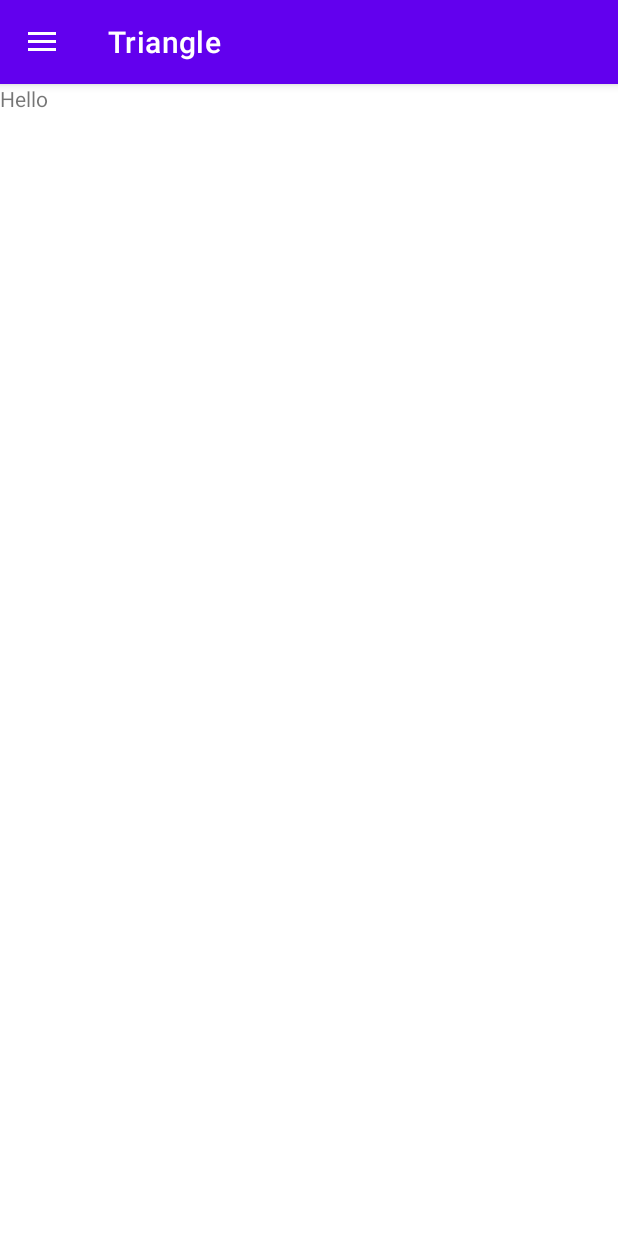
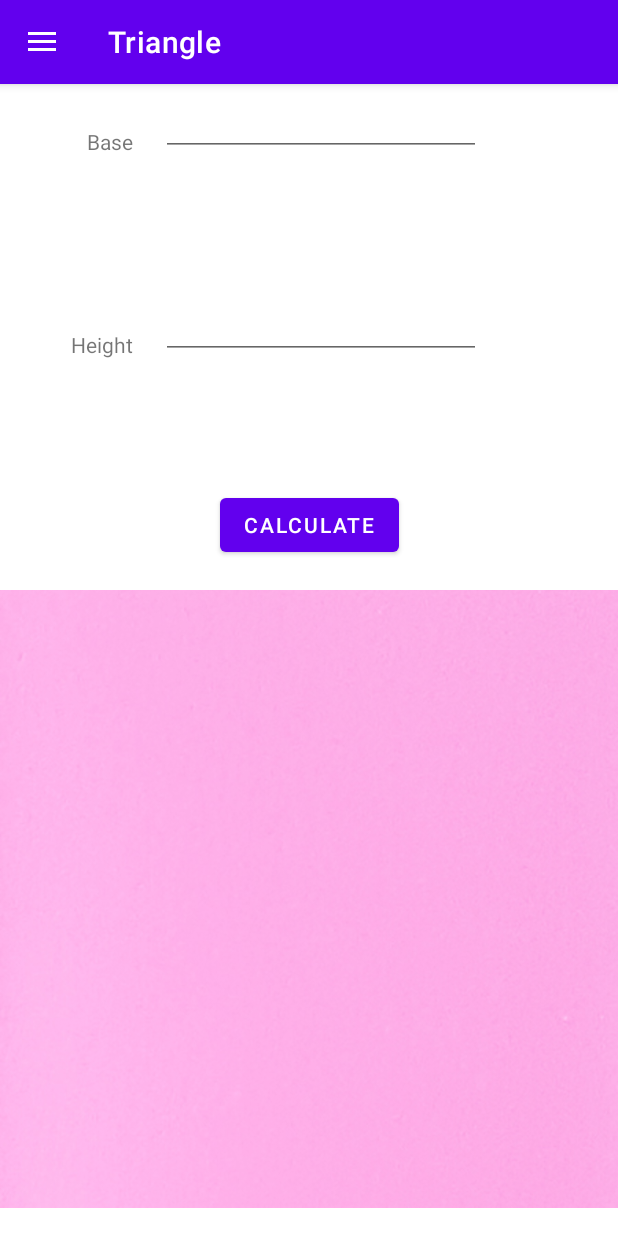
Before and after one commit to madnesso/ProjectMob, an Android app: the nav_triangle screen opened through its navigation route, on a phone screen of 412 x 824 dp. Run offline under Robolectric (Android 15) with nearby library versions, the phone set to English and light mode, and no system bars; our stand-ins replace navigation-ui.

Commit message:
Implementing Triangle

```diff
--- a/app/src/main/java/com/example/projectmob/ui/triangle/NavTriangleViewModel.java
+++ b/app/src/main/java/com/example/projectmob/ui/triangle/NavTriangleViewModel.java
@@ -3,5 +3,10 @@
 import androidx.lifecycle.ViewModel;
 
 public class NavTriangleViewModel extends ViewModel {
-    // TODO: Implement the ViewModel
+    public String calculate(String x,String y){
+        Double xd = Double.valueOf(x);
+        Double yd = Double.valueOf(y);
+        Double result = xd*yd*0.5;
+        return String.valueOf(result);
+    }
 }
--- a/app/src/main/java/com/example/projectmob/ui/triangle/nav_triangle.java
+++ b/app/src/main/java/com/example/projectmob/ui/triangle/nav_triangle.java
@@ -11,28 +11,44 @@
 import android.view.LayoutInflater;
 import android.view.View;
 import android.view.ViewGroup;
+import android.widget.Button;
+import android.widget.TextView;
 
 import com.example.projectmob.R;
+import com.example.projectmob.databinding.NavRectangleBinding;
+import com.example.projectmob.databinding.NavTriangleFragmentBinding;
+import com.example.projectmob.ui.rectangle.NavRectangleViewModel;
 
 public class nav_triangle extends Fragment {
 
-    private NavTriangleViewModel mViewModel;
+    private NavTriangleViewModel navTriangleViewModel;
+    private NavTriangleFragmentBinding binding;
+    public View onCreateView(@NonNull LayoutInflater inflater,
+                             ViewGroup container, Bundle savedInstanceState) {
+        navTriangleViewModel =
+                new ViewModelProvider(this).get(NavTriangleViewModel.class);
 
-    public static nav_triangle newInstance() {
-        return new nav_triangle();
+        binding = NavTriangleFragmentBinding.inflate(inflater, container, false);
+        View root = binding.getRoot();
+
+        final Button button = binding.button;
+        final TextView a = binding.basetxt;
+        final TextView b = binding.heighttxt;
+        final TextView result = binding.result;
+        button.setOnClickListener(new View.OnClickListener() {
+            @Override
+            public void onClick(View v) {
+                final String astr = a.getText().toString();
+                final String bstr = b.getText().toString();
+                result.setText(navTriangleViewModel.calculate(astr, bstr));
+            }
+        });
+        return root;
     }
 
     @Override
-    public View onCreateView(@NonNull LayoutInflater inflater, @Nullable ViewGroup container,
-                             @Nullable Bundle savedInstanceState) {
-        return inflater.inflate(R.layout.nav_triangle_fragment, container, false);
+    public void onDestroyView() {
+        super.onDestroyView();
+        binding = null;
     }
-
-    @Override
-    public void onActivityCreated(@Nullable Bundle savedInstanceState) {
-        super.onActivityCreated(savedInstanceState);
-        mViewModel = new ViewModelProvider(this).get(NavTriangleViewModel.class);
-        // TODO: Use the ViewModel
-    }
-
 }
--- a/app/src/main/res/layout/nav_triangle_fragment.xml
+++ b/app/src/main/res/layout/nav_triangle_fragment.xml
@@ -1,13 +1,87 @@
 <?xml version="1.0" encoding="utf-8"?>
-<FrameLayout xmlns:android="http://schemas.android.com/apk/res/android"
+<androidx.constraintlayout.widget.ConstraintLayout xmlns:android="http://schemas.android.com/apk/res/android"
     xmlns:tools="http://schemas.android.com/tools"
     android:layout_width="match_parent"
     android:layout_height="match_parent"
+    xmlns:app="http://schemas.android.com/apk/res-auto"
     tools:context=".ui.triangle.nav_triangle">
 
+    <EditText
+        android:id="@+id/basetxt"
+        android:layout_width="wrap_content"
+        android:layout_height="wrap_content"
+        android:ems="10"
+        android:inputType="textPersonName"
+        android:minHeight="48dp"
+        app:layout_constraintEnd_toEndOf="parent"
+        app:layout_constraintHorizontal_bias="0.172"
+        app:layout_constraintStart_toEndOf="@+id/longr"
+        app:layout_constraintTop_toTopOf="parent"
+        tools:ignore="SpeakableTextPresentCheck" />
+
     <TextView
-        android:layout_width="match_parent"
-        android:layout_height="match_parent"
-        android:text="Hello" />
+        android:id="@+id/longr"
+        android:layout_width="wrap_content"
+        android:layout_height="wrap_content"
+        android:text="Base"
+        app:layout_constraintBottom_toBottomOf="@+id/basetxt"
+        app:layout_constraintEnd_toStartOf="@+id/button"
+        app:layout_constraintStart_toStartOf="parent" />
 
-</FrameLayout>
+    <TextView
+        android:id="@+id/langr"
+        android:layout_width="wrap_content"
+        android:layout_height="wrap_content"
+        android:text="Height"
+        app:layout_constraintBottom_toBottomOf="@+id/heighttxt"
+        app:layout_constraintEnd_toEndOf="@+id/longr"
+        app:layout_constraintHorizontal_bias="1.0"
+        app:layout_constraintStart_toStartOf="@+id/longr" />
+
+    <EditText
+        android:id="@+id/heighttxt"
+        android:layout_width="wrap_content"
+        android:layout_height="wrap_content"
+        android:ems="10"
+        android:inputType="textPersonName"
+        android:minHeight="48dp"
+        app:layout_constraintBottom_toTopOf="@+id/button"
+        app:layout_constraintEnd_toEndOf="@+id/basetxt"
+        app:layout_constraintHorizontal_bias="0.0"
+        app:layout_constraintStart_toStartOf="@+id/basetxt"
+        app:layout_constraintTop_toBottomOf="@+id/basetxt"
+        app:layout_constraintVertical_bias="0.503"
+        tools:ignore="SpeakableTextPresentCheck" />
+
+    <Button
+        android:id="@+id/button"
+        android:layout_width="wrap_content"
+        android:layout_height="wrap_content"
+        android:text="@string/calculate"
+        app:layout_constraintBottom_toTopOf="@+id/imageView4"
+        app:layout_constraintEnd_toEndOf="parent"
+        app:layout_constraintStart_toStartOf="parent" />
+
+    <ImageView
+        android:id="@+id/imageView4"
+        android:layout_width="wrap_content"
+        android:layout_height="wrap_content"
+        android:contentDescription="TODO"
+        android:src="@drawable/pastel_pink_card"
+        app:layout_constraintBottom_toBottomOf="parent"
+        app:layout_constraintEnd_toEndOf="parent"
+        app:layout_constraintHorizontal_bias="0.0"
+        app:layout_constraintStart_toStartOf="parent"
+        tools:ignore="ImageContrastCheck" />
+
+    <TextView
+        android:id="@+id/result"
+        android:layout_width="wrap_content"
+        android:layout_height="wrap_content"
+        android:textAppearance="@style/TextAppearance.AppCompat.Display4"
+        app:layout_constraintBottom_toBottomOf="parent"
+        app:layout_constraintEnd_toEndOf="@+id/imageView4"
+        app:layout_constraintStart_toStartOf="@+id/imageView4"
+        app:layout_constraintTop_toTopOf="@+id/imageView4" />
+
+</androidx.constraintlayout.widget.ConstraintLayout>
```
